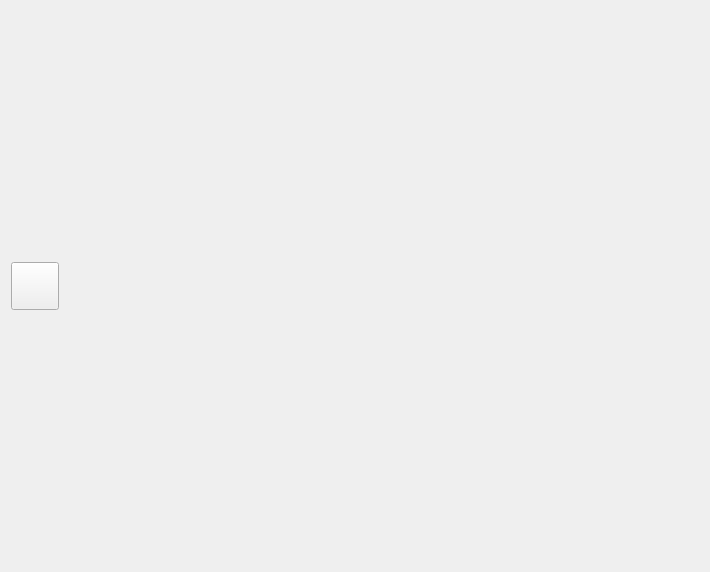
Old version of the form res/main.ui in the repository Ingener74/Mass-Graph.
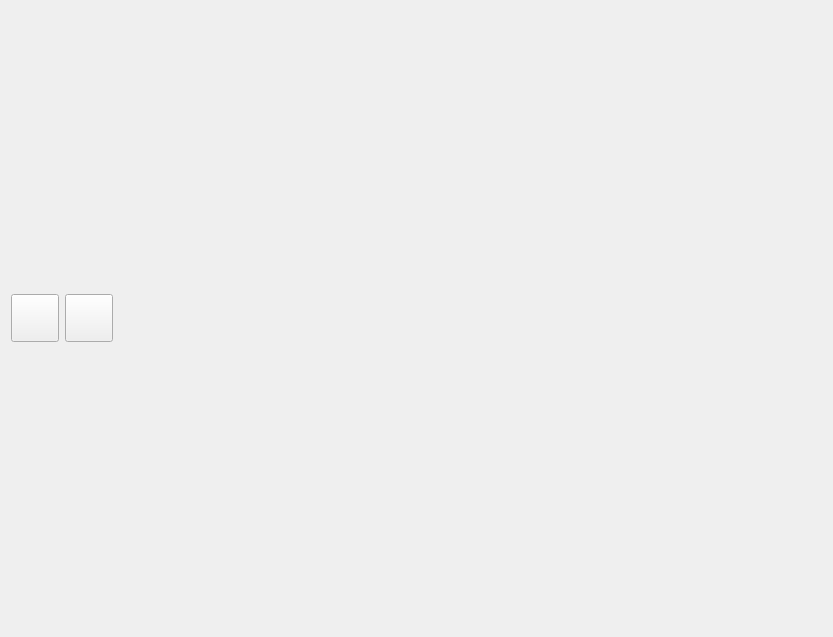
New version of the form. Icons and pictures are not drawn.

Commit message: added settings widget added add widget added some pngs added some resources added files to ignore list

The edit to the form file:
```diff
--- a/res/main.ui
+++ b/res/main.ui
@@ -6,8 +6,8 @@
    <rect>
     <x>0</x>
     <y>0</y>
-    <width>710</width>
-    <height>572</height>
+    <width>833</width>
+    <height>637</height>
    </rect>
   </property>
   <property name="windowTitle">
@@ -15,7 +15,7 @@
   </property>
   <layout class="QVBoxLayout" name="verticalLayout">
    <item>
-    <layout class="QHBoxLayout" name="horizontalLayout" stretch="0,0">
+    <layout class="QHBoxLayout" name="horizontalLayout" stretch="0,0,0">
      <item>
       <widget class="QPushButton" name="pushButton">
        <property name="minimumSize">
@@ -29,7 +29,30 @@
        </property>
        <property name="icon">
         <iconset resource="resources.qrc">
-         <normaloff>:/main/add.svg</normaloff>:/main/add.svg</iconset>
+         <normaloff>:/main/plus.png</normaloff>:/main/plus.png</iconset>
+       </property>
+       <property name="iconSize">
+        <size>
+         <width>48</width>
+         <height>48</height>
+        </size>
+       </property>
+      </widget>
+     </item>
+     <item>
+      <widget class="QPushButton" name="settingsPushButton">
+       <property name="minimumSize">
+        <size>
+         <width>48</width>
+         <height>48</height>
+        </size>
+       </property>
+       <property name="text">
+        <string/>
+       </property>
+       <property name="icon">
+        <iconset resource="resources.qrc">
+         <normaloff>:/main/system.png</normaloff>:/main/system.png</iconset>
        </property>
        <property name="iconSize">
         <size>
```
Left out of the diff: 10 changed lines with no effect on the pictures. The commit also changes 10 other files.
